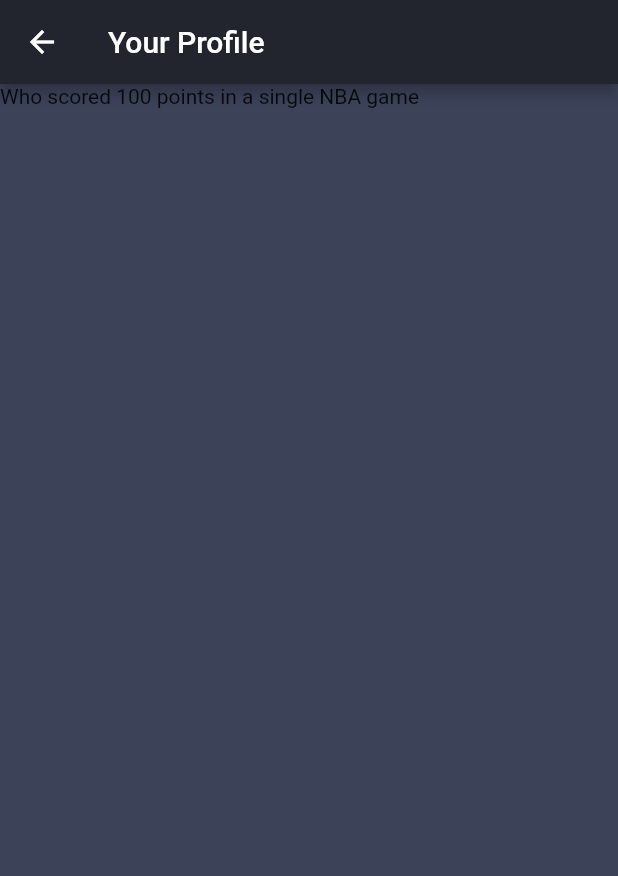
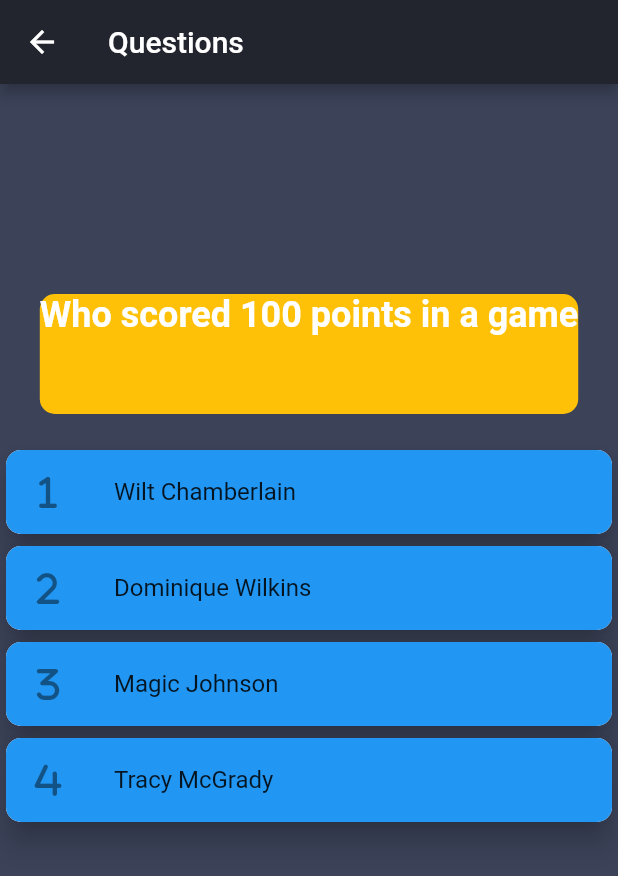
Before and after one commit to soulandbone/trivia_app, a Flutter app: the screen it shows after launch, after a tap on "Sports", on a phone screen of 412 x 824 dp. Shown: the top 876 px of the screen. Run offline on Flutter 3.47's test engine with Material 2 defaults, Android fonts, the phone set to English and light mode, and no system bars; our stand-ins replace font_awesome_flutter, gap.

Commit message:
multiple changes, adding new layout to the questions themselves

```diff
--- a/lib/main.dart
+++ b/lib/main.dart
@@ -14,7 +14,7 @@ class MyApp extends StatelessWidget {
   @override
   Widget build(BuildContext context) {
     return MaterialApp(
-        routes: {'/questions-screen': (context) => const QuestionsScreen()},
+        routes: {'/questions-screen': (context) => QuestionsScreen()},
         debugShowCheckedModeBanner: false,
         title: 'Flutter Demo',
         theme: ThemeData(
--- a/lib/screens/home_screen.dart
+++ b/lib/screens/home_screen.dart
@@ -71,13 +71,14 @@ class HomeScreen extends StatelessWidget {
           ),
           Expanded(
             child: ListView.builder(
-              itemCount: questionsAnswers[0]['answers'].length,
+              itemCount: questionsAnswers[0]['answers']
+                  .length, // Need to see how to cycle through all the Questions with every new Screen. Needs to be dynamic
               itemBuilder: (context, index) {
                 return Center(
                     child: Answers(
                   number: index,
                   answerText:
-                      '${questionsAnswers[0]['answers']['${index + 1}']}', //'${answers['${index + 1}']}'
+                      '${questionsAnswers[0]['answers']['${index + 1}']}', // The '0' needs to be dynamic for every new page of trivia
                 ));
               },
             ),
--- a/lib/screens/questions_screen.dart
+++ b/lib/screens/questions_screen.dart
@@ -1,24 +1,62 @@
 import 'package:flutter/material.dart';
+import 'package:gap/gap.dart';
+import 'package:trivia_app/widgets/question.dart';
+
+import '../widgets/answers.dart';
 
 class QuestionsScreen extends StatefulWidget {
   static const routeName = '/questions-screen'; //add
 
-  const QuestionsScreen({super.key});
+  QuestionsScreen({super.key});
 
   @override
   State<QuestionsScreen> createState() => _QuestionsScreenState();
 }
 
 class _QuestionsScreenState extends State<QuestionsScreen> {
+  final List<Map<String, dynamic>> questionsAnswers = [
+    {
+      'question': 'Who scored 100 points in a game',
+      'answers': {
+        '1': 'Wilt Chamberlain',
+        '2': 'Dominique Wilkins',
+        '3': 'Magic Johnson',
+        '4': 'Tracy McGrady'
+      },
+    },
+    {
+      'question': 'Who scored 60 in his last game in the NBA',
+      'answers': {
+        '1': 'Kobe Bryant',
+        '2': 'Larry Bird',
+        '3': 'Kareem Abdul-Jabbar',
+        '4': 'Vince Carter'
+      },
+    },
+  ];
+
   @override
   Widget build(BuildContext context) {
     return Scaffold(
       appBar: AppBar(
-        title: const Text('Your Profile'),
+        title: const Text('Questions'),
       ),
-      body: Column(children: [
-        Container(
-          child: const Text('Who scored 100 points in a single NBA game'),
+      body: Column(mainAxisAlignment: MainAxisAlignment.center, children: [
+        const Gap(120),
+        Center(child: Question(question: '${questionsAnswers[0]['question']}')),
+        Expanded(
+          child: ListView.builder(
+            itemCount: questionsAnswers[0]['answers']
+                .length, // Need to see how to cycle through all the Questions with every new Screen. Needs to be dynamic
+            itemBuilder: (context, index) {
+              return Center(
+                  child: Answers(
+                number: index,
+                answerText:
+                    '${questionsAnswers[0]['answers']['${index + 1}']}', // The '0' needs to be dynamic for every new page of trivia
+              ));
+            },
+          ),
         )
       ]),
     );
--- /dev/null
+++ b/lib/widgets/question.dart
@@ -0,0 +1,26 @@
+import 'package:flutter/src/widgets/framework.dart';
+import 'package:flutter/src/widgets/placeholder.dart';
+
+import 'package:flutter/material.dart';
+import 'package:trivia_app/utils/app_styles.dart';
+
+class Question extends StatelessWidget {
+  final String question;
+
+  const Question({required this.question, super.key});
+
+  @override
+  Widget build(BuildContext context) {
+    return Container(
+      margin: const EdgeInsets.all(20),
+      height: 80,
+      decoration: BoxDecoration(
+          color: Colors.amber, borderRadius: BorderRadius.circular(10)),
+      child: Text(
+        textAlign: TextAlign.center,
+        question,
+        style: AppStyles.title,
+      ),
+    );
+  }
+}
```
